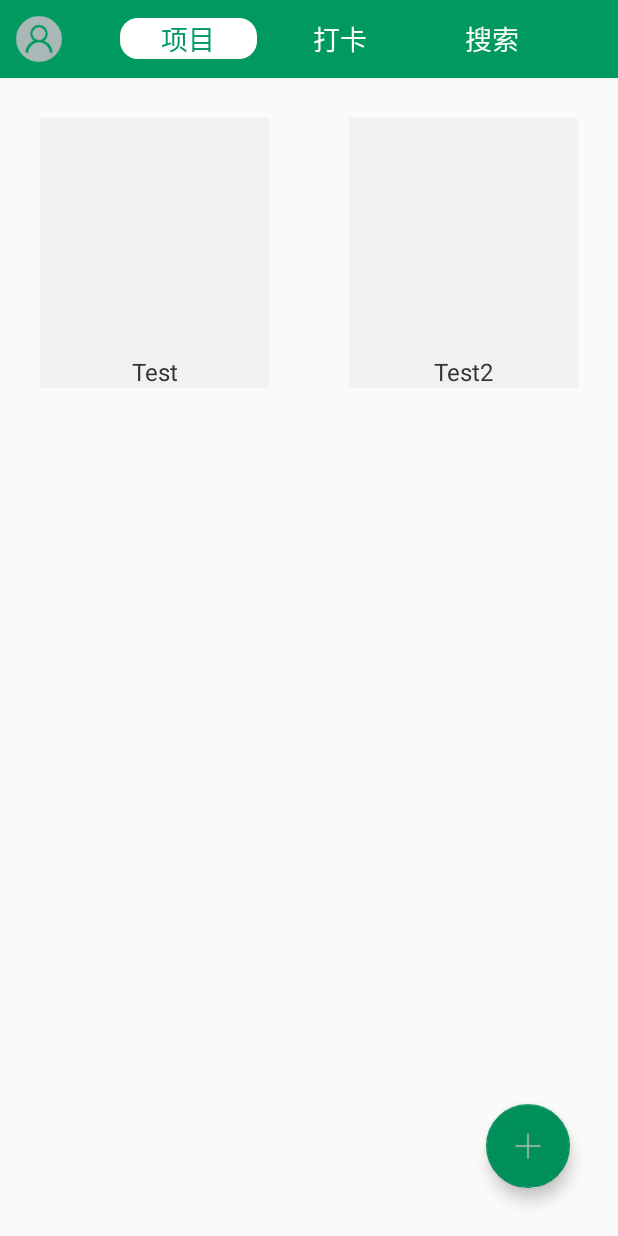
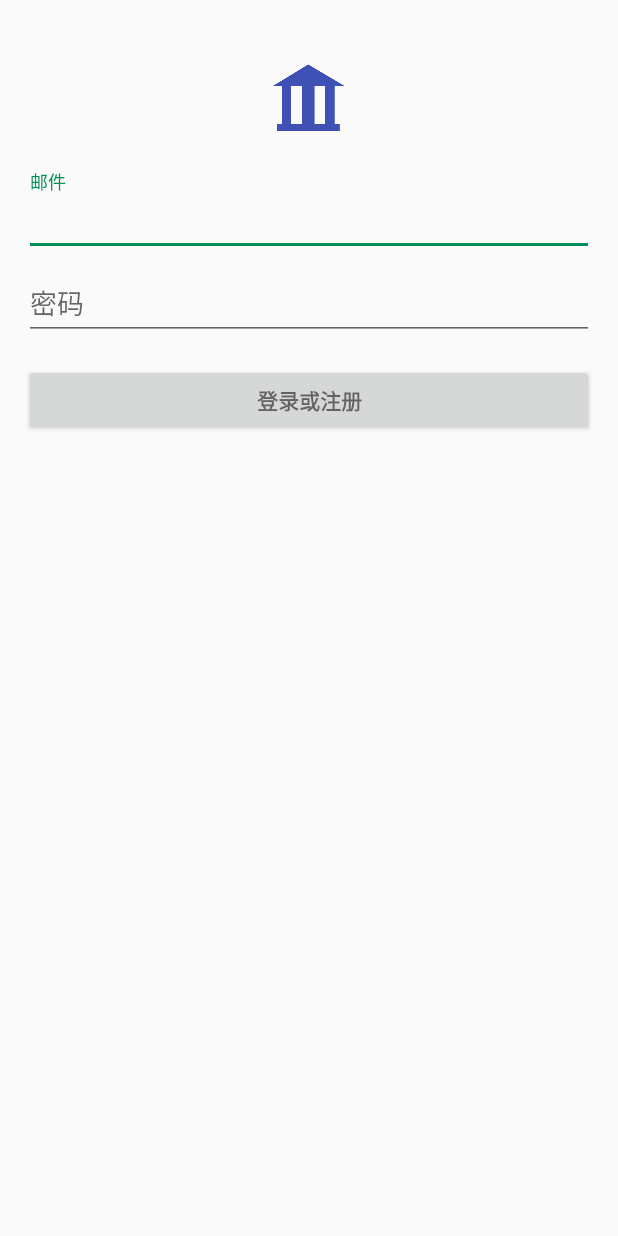
Before and after one commit to yunyujing/weLog, an Android app: the screen it shows after launch (MainActivity before the commit, LoginActivity after it), on a phone screen of 412 x 824 dp. Run offline under Robolectric (Android 15) with nearby library versions, the light colour scheme and no system bars; plain views replace SimpleDraweeView; 2 statements that could not run were skipped.

Commit message:
添加欢迎页和登录页

```diff
--- /dev/null
+++ b/app/src/main/java/com/zzia/graduation/welog/LoginActivity.java
@@ -0,0 +1,390 @@
+package com.zzia.graduation.welog;
+
+import android.animation.Animator;
+import android.animation.AnimatorListenerAdapter;
+import android.annotation.TargetApi;
+import android.app.LoaderManager.LoaderCallbacks;
+import android.content.ContentResolver;
+import android.content.CursorLoader;
+import android.content.Intent;
+import android.content.Loader;
+import android.content.pm.PackageManager;
+import android.database.Cursor;
+import android.net.Uri;
+import android.os.AsyncTask;
+import android.os.Build;
+import android.os.Build.VERSION;
+import android.os.Bundle;
+import android.provider.ContactsContract;
+import android.support.annotation.NonNull;
+import android.support.design.widget.Snackbar;
+import android.support.v7.app.AppCompatActivity;
+import android.text.TextUtils;
+import android.view.KeyEvent;
+import android.view.View;
+import android.view.View.OnClickListener;
+import android.view.inputmethod.EditorInfo;
+import android.widget.ArrayAdapter;
+import android.widget.AutoCompleteTextView;
+import android.widget.Button;
+import android.widget.EditText;
+import android.widget.TextView;
+
+import java.util.ArrayList;
+import java.util.List;
+
+import static android.Manifest.permission.READ_CONTACTS;
+
+/**
+ * 登录页面
+ * Author: yunyujing
+ * Date: 2016/04/25
+ */
+public class LoginActivity extends AppCompatActivity implements LoaderCallbacks<Cursor> {
+
+    /**
+     * Id to identity READ_CONTACTS permission request.
+     */
+    private static final int REQUEST_READ_CONTACTS = 0;
+
+    /**
+     * A dummy authentication store containing known user names and passwords.
+     * TODO: remove after connecting to a real authentication system.
+     */
+    private static final String[] DUMMY_CREDENTIALS = new String[]{
+            "foo@example.com:hello", "bar@example.com:world"
+    };
+    /**
+     * Keep track of the login task to ensure we can cancel it if requested.
+     */
+    private UserLoginTask mAuthTask = null;
+
+    // UI references.
+    private AutoCompleteTextView mEmailView;
+    private EditText mPasswordView;
+    private View mProgressView;
+    private View mLoginFormView;
+
+    @Override
+    protected void onCreate(Bundle savedInstanceState) {
+        super.onCreate(savedInstanceState);
+        setContentView(R.layout.activity_login);
+        // Set up the login form.
+        mEmailView = (AutoCompleteTextView) findViewById(R.id.email);
+        populateAutoComplete();
+
+        mPasswordView = (EditText) findViewById(R.id.password);
+        mPasswordView.setOnEditorActionListener(new TextView.OnEditorActionListener() {
+            @Override
+            public boolean onEditorAction(TextView textView, int id, KeyEvent keyEvent) {
+                if (id == R.id.login || id == EditorInfo.IME_NULL) {
+                    attemptLogin();
+                    return true;
+                }
+                return false;
+            }
+        });
+
+        Button mEmailSignInButton = (Button) findViewById(R.id.email_sign_in_button);
+        mEmailSignInButton.setOnClickListener(new OnClickListener() {
+            @Override
+            public void onClick(View view) {
+                //调试登录
+                startActivity(new Intent(getApplicationContext(),MainActivity.class));
+                finish();
+//                attemptLogin();
+            }
+        });
+
+        mLoginFormView = findViewById(R.id.login_form);
+        mProgressView = findViewById(R.id.login_progress);
+    }
+
+    private void populateAutoComplete() {
+        if (!mayRequestContacts()) {
+            return;
+        }
+
+        if (VERSION.SDK_INT >= 14) {
+            // Use ContactsContract.Profile (API 14+)
+            getLoaderManager().initLoader(0, null, this);
+        } else if (VERSION.SDK_INT >= 8) {
+            // Use AccountManager (API 8+)
+            new SetupEmailAutoCompleteTask().execute(null, null);
+        }
+    }
+
+    private boolean mayRequestContacts() {
+        if (VERSION.SDK_INT < Build.VERSION_CODES.M) {
+            return true;
+        }
+        if (checkSelfPermission(READ_CONTACTS) == PackageManager.PERMISSION_GRANTED) {
+            return true;
+        }
+        if (shouldShowRequestPermissionRationale(READ_CONTACTS)) {
+            Snackbar.make(mEmailView, R.string.permission_rationale, Snackbar.LENGTH_INDEFINITE)
+                    .setAction(android.R.string.ok, new OnClickListener() {
+                        @Override
+                        @TargetApi(Build.VERSION_CODES.M)
+                        public void onClick(View v) {
+                            requestPermissions(new String[]{READ_CONTACTS}, REQUEST_READ_CONTACTS);
+                        }
+                    });
+        } else {
+            requestPermissions(new String[]{READ_CONTACTS}, REQUEST_READ_CONTACTS);
+        }
+        return false;
+    }
+
+    /**
+     * Callback received when a permissions request has been completed.
+     */
+    @Override
+    public void onRequestPermissionsResult(int requestCode, @NonNull String[] permissions,
+                                           @NonNull int[] grantResults) {
+        if (requestCode == REQUEST_READ_CONTACTS) {
+            if (grantResults.length == 1 && grantResults[0] == PackageManager.PERMISSION_GRANTED) {
+                populateAutoComplete();
+            }
+        }
+    }
+
+
+    /**
+     * Attempts to sign in or register the account specified by the login form.
+     * If there are form errors (invalid email, missing fields, etc.), the
+     * errors are presented and no actual login attempt is made.
+     */
+    private void attemptLogin() {
+        if (mAuthTask != null) {
+            return;
+        }
+
+        // Reset errors.
+        mEmailView.setError(null);
+        mPasswordView.setError(null);
+
+        // Store values at the time of the login attempt.
+        String email = mEmailView.getText().toString();
+        String password = mPasswordView.getText().toString();
+
+        boolean cancel = false;
+        View focusView = null;
+
+        // Check for a valid password, if the user entered one.
+        if (!TextUtils.isEmpty(password) && !isPasswordValid(password)) {
+            mPasswordView.setError(getString(R.string.error_invalid_password));
+            focusView = mPasswordView;
+            cancel = true;
+        }
+
+        // Check for a valid email address.
+        if (TextUtils.isEmpty(email)) {
+            mEmailView.setError(getString(R.string.error_field_required));
+            focusView = mEmailView;
+            cancel = true;
+        } else if (!isEmailValid(email)) {
+            mEmailView.setError(getString(R.string.error_invalid_email));
+            focusView = mEmailView;
+            cancel = true;
+        }
+
+        if (cancel) {
+            // There was an error; don't attempt login and focus the first
+            // form field with an error.
+            focusView.requestFocus();
+        } else {
+            // Show a progress spinner, and kick off a background task to
+            // perform the user login attempt.
+            showProgress(true);
+            mAuthTask = new UserLoginTask(email, password);
+            mAuthTask.execute((Void) null);
+        }
+    }
+
+    private boolean isEmailValid(String email) {
+        //TODO: Replace this with your own logic
+        return email.contains("@");
+    }
+
+    private boolean isPasswordValid(String password) {
+        //TODO: Replace this with your own logic
+        return password.length() > 4;
+    }
+
+    /**
+     * Shows the progress UI and hides the login form.
+     */
+    @TargetApi(Build.VERSION_CODES.HONEYCOMB_MR2)
+    private void showProgress(final boolean show) {
+        // On Honeycomb MR2 we have the ViewPropertyAnimator APIs, which allow
+        // for very easy animations. If available, use these APIs to fade-in
+        // the progress spinner.
+        if (VERSION.SDK_INT >= Build.VERSION_CODES.HONEYCOMB_MR2) {
+            int shortAnimTime = getResources().getInteger(android.R.integer.config_shortAnimTime);
+
+            mLoginFormView.setVisibility(show ? View.GONE : View.VISIBLE);
+            mLoginFormView.animate().setDuration(shortAnimTime).alpha(
+                    show ? 0 : 1).setListener(new AnimatorListenerAdapter() {
+                @Override
+                public void onAnimationEnd(Animator animation) {
+                    mLoginFormView.setVisibility(show ? View.GONE : View.VISIBLE);
+                }
+            });
+
+            mProgressView.setVisibility(show ? View.VISIBLE : View.GONE);
+            mProgressView.animate().setDuration(shortAnimTime).alpha(
+                    show ? 1 : 0).setListener(new AnimatorListenerAdapter() {
+                @Override
+                public void onAnimationEnd(Animator animation) {
+                    mProgressView.setVisibility(show ? View.VISIBLE : View.GONE);
+                }
+            });
+        } else {
+            // The ViewPropertyAnimator APIs are not available, so simply show
+            // and hide the relevant UI components.
+            mProgressView.setVisibility(show ? View.VISIBLE : View.GONE);
+            mLoginFormView.setVisibility(show ? View.GONE : View.VISIBLE);
+        }
+    }
+
+    @Override
+    public Loader<Cursor> onCreateLoader(int i, Bundle bundle) {
+        return new CursorLoader(this,
+                // Retrieve data rows for the device user's 'profile' contact.
+                Uri.withAppendedPath(ContactsContract.Profile.CONTENT_URI,
+                        ContactsContract.Contacts.Data.CONTENT_DIRECTORY), ProfileQuery.PROJECTION,
+
+                // Select only email addresses.
+                ContactsContract.Contacts.Data.MIMETYPE +
+                        " = ?", new String[]{ContactsContract.CommonDataKinds.Email
+                .CONTENT_ITEM_TYPE},
+
+                // Show primary email addresses first. Note that there won't be
+                // a primary email address if the user hasn't specified one.
+                ContactsContract.Contacts.Data.IS_PRIMARY + " DESC");
+    }
+
+    @Override
+    public void onLoadFinished(Loader<Cursor> cursorLoader, Cursor cursor) {
+        List<String> emails = new ArrayList<>();
+        cursor.moveToFirst();
+        while (!cursor.isAfterLast()) {
+            emails.add(cursor.getString(ProfileQuery.ADDRESS));
+            cursor.moveToNext();
+        }
+
+        addEmailsToAutoComplete(emails);
+    }
+
+    @Override
+    public void onLoaderReset(Loader<Cursor> cursorLoader) {
+
+    }
+
+    private void addEmailsToAutoComplete(List<String> emailAddressCollection) {
+        //Create adapter to tell the AutoCompleteTextView what to show in its dropdown list.
+        ArrayAdapter<String> adapter =
+                new ArrayAdapter<>(LoginActivity.this,
+                        android.R.layout.simple_dropdown_item_1line, emailAddressCollection);
+
+        mEmailView.setAdapter(adapter);
+    }
+
+    private interface ProfileQuery {
+        String[] PROJECTION = {
+                ContactsContract.CommonDataKinds.Email.ADDRESS,
+                ContactsContract.CommonDataKinds.Email.IS_PRIMARY,
+        };
+
+        int ADDRESS = 0;
+        int IS_PRIMARY = 1;
+    }
+
+    /**
+     * Use an AsyncTask to fetch the user's email addresses on a background thread, and update
+     * the email text field with results on the main UI thread.
+     */
+    class SetupEmailAutoCompleteTask extends AsyncTask<Void, Void, List<String>> {
+
+        @Override
+        protected List<String> doInBackground(Void... voids) {
+            ArrayList<String> emailAddressCollection = new ArrayList<>();
+
+            // Get all emails from the user's contacts and copy them to a list.
+            ContentResolver cr = getContentResolver();
+            Cursor emailCur = cr.query(ContactsContract.CommonDataKinds.Email.CONTENT_URI, null,
+                    null, null, null);
+            while (emailCur.moveToNext()) {
+                String email = emailCur.getString(emailCur.getColumnIndex(ContactsContract
+                        .CommonDataKinds.Email.DATA));
+                emailAddressCollection.add(email);
+            }
+            emailCur.close();
+
+            return emailAddressCollection;
+        }
+
+        @Override
+        protected void onPostExecute(List<String> emailAddressCollection) {
+            addEmailsToAutoComplete(emailAddressCollection);
+        }
+    }
+
+    /**
+     * Represents an asynchronous login/registration task used to authenticate
+     * the user.
+     */
+    public class UserLoginTask extends AsyncTask<Void, Void, Boolean> {
+
+        private final String mEmail;
+        private final String mPassword;
+
+        UserLoginTask(String email, String password) {
+            mEmail = email;
+            mPassword = password;
+        }
+
+        @Override
+        protected Boolean doInBackground(Void... params) {
+            // TODO: attempt authentication against a network service.
+
+            try {
+                // Simulate network access.
+                Thread.sleep(2000);
+            } catch (InterruptedException e) {
+                return false;
+            }
+
+            for (String credential : DUMMY_CREDENTIALS) {
+                String[] pieces = credential.split(":");
+                if (pieces[0].equals(mEmail)) {
+                    // Account exists, return true if the password matches.
+                    return pieces[1].equals(mPassword);
+                }
+            }
+
+            // TODO: register the new account here.
+            return true;
+        }
+
+        @Override
+        protected void onPostExecute(final Boolean success) {
+            mAuthTask = null;
+            showProgress(false);
+
+            if (success) {
+                finish();
+            } else {
+                mPasswordView.setError(getString(R.string.error_incorrect_password));
+                mPasswordView.requestFocus();
+            }
+        }
+
+        @Override
+        protected void onCancelled() {
+            mAuthTask = null;
+            showProgress(false);
+        }
+    }
+}
--- /dev/null
+++ b/app/src/main/java/com/zzia/graduation/welog/WelcomeActivity.java
@@ -0,0 +1,60 @@
+package com.zzia.graduation.welog;
+
+import android.content.Intent;
+import android.os.Bundle;
+import android.os.Handler;
+import android.support.v7.app.AppCompatActivity;
+import android.view.Window;
+import android.view.WindowManager;
+import android.view.animation.Animation;
+import android.view.animation.AnimationUtils;
+import android.widget.ImageView;
+
+
+/**
+ * 启动页
+ * Created by yunyujing on 4/25/16.
+ */
+public class WelcomeActivity extends AppCompatActivity {
+
+    private ImageView welcomeView;
+    private Handler handler=new Handler();
+    @Override
+    public void onCreate(Bundle savedInstanceState) {
+        super.onCreate(savedInstanceState);
+        requestWindowFeature(Window.FEATURE_NO_TITLE);  //无title
+        getWindow().setFlags(WindowManager.LayoutParams.FLAG_FULLSCREEN,
+                WindowManager.LayoutParams.FLAG_FULLSCREEN);  //fullScreen
+        setContentView(R.layout.activity_welcome);
+        initAnimation();
+
+    }
+
+    /**
+     * 延迟跳转
+     */
+    private void initAnimation() {
+        welcomeView= (ImageView) findViewById(R.id.welcome_image);
+        handler.postDelayed(new Runnable() {
+
+            @Override
+            public void run() {
+                Animation animation= AnimationUtils.loadAnimation(WelcomeActivity.this,R.anim.welcome_alpha);
+                welcomeView.setAnimation(animation);
+                startActivity(new Intent(WelcomeActivity.this,LoginActivity.class));
+                finish();
+
+            }
+        }, 3000L);
+    }
+
+
+    @Override
+    protected void onDestroy() {
+        super.onDestroy();
+        if(handler!=null){
+            handler.removeCallbacksAndMessages(null);
+        }
+    }
+
+}
--- /dev/null
+++ b/app/src/main/res/layout/activity_login.xml
@@ -0,0 +1,83 @@
+<LinearLayout xmlns:android="http://schemas.android.com/apk/res/android"
+    xmlns:tools="http://schemas.android.com/tools"
+    android:layout_width="match_parent"
+    android:layout_height="match_parent"
+    android:gravity="center_horizontal"
+    android:orientation="vertical"
+    android:paddingBottom="@dimen/activity_vertical_margin"
+    android:paddingLeft="@dimen/activity_horizontal_margin"
+    android:paddingRight="@dimen/activity_horizontal_margin"
+    android:paddingTop="@dimen/activity_vertical_margin"
+    tools:context="com.zzia.graduation.welog.LoginActivity">
+
+    <!-- Login progress -->
+    <ProgressBar
+        android:id="@+id/login_progress"
+        style="?android:attr/progressBarStyleLarge"
+        android:layout_width="wrap_content"
+        android:layout_height="wrap_content"
+        android:layout_marginBottom="8dp"
+        android:visibility="gone" />
+
+    <ScrollView
+        android:id="@+id/login_form"
+        android:layout_width="match_parent"
+        android:layout_height="match_parent">
+
+        <LinearLayout
+            android:id="@+id/email_login_form"
+            android:layout_width="match_parent"
+            android:layout_height="wrap_content"
+            android:orientation="vertical">
+            <ImageView
+                android:layout_width="wrap_content"
+                android:layout_height="wrap_content"
+                android:layout_margin="@dimen/space_twenty_five"
+                android:layout_gravity="center"
+                android:src="@mipmap/iconfont"/>
+
+            <android.support.design.widget.TextInputLayout
+                android:layout_width="match_parent"
+                android:layout_height="wrap_content">
+
+                <AutoCompleteTextView
+                    android:id="@+id/email"
+                    android:layout_width="match_parent"
+                    android:layout_height="wrap_content"
+                    android:hint="@string/prompt_email"
+                    android:inputType="textEmailAddress"
+                    android:maxLines="1"
+                    android:singleLine="true" />
+
+            </android.support.design.widget.TextInputLayout>
+
+            <android.support.design.widget.TextInputLayout
+                android:layout_width="match_parent"
+                android:layout_height="wrap_content">
+
+                <EditText
+                    android:id="@+id/password"
+                    android:layout_width="match_parent"
+                    android:layout_height="wrap_content"
+                    android:hint="@string/prompt_password"
+                    android:imeActionId="@+id/login"
+                    android:imeActionLabel="@string/action_sign_in_short"
+                    android:imeOptions="actionUnspecified"
+                    android:inputType="textPassword"
+                    android:maxLines="1"
+                    android:singleLine="true" />
+
+            </android.support.design.widget.TextInputLayout>
+
+            <Button
+                android:id="@+id/email_sign_in_button"
+                style="?android:textAppearanceSmall"
+                android:layout_width="match_parent"
+                android:layout_height="wrap_content"
+                android:layout_marginTop="16dp"
+                android:text="@string/action_sign_in"
+                android:textStyle="bold" />
+
+        </LinearLayout>
+    </ScrollView>
+</LinearLayout>
--- a/app/src/main/res/layout/detail_project_layout.xml
+++ b/app/src/main/res/layout/detail_project_layout.xml
@@ -8,7 +8,7 @@
     <android.support.design.widget.AppBarLayout
         android:id="@+id/detail_project_layout_appbar_layout"
         android:layout_width="match_parent"
-        android:layout_height="@dimen/drawer_height"
+        android:layout_height="@dimen/appbar_height"
         android:fitsSystemWindows="true"
         android:theme="@style/AppTheme.AppBarOverlay">
 
@@ -42,7 +42,7 @@
                     android:ellipsize="end"
                     android:lines="1"
                     android:text="毕业生为毕业设计准备的答辩文档项目简介"
-                    android:textColor="@color/text_666"
+                    android:textColor="@color/white"
                     android:textSize="@dimen/text_middle" />
 
                 <TextView
@@ -51,7 +51,7 @@
                     android:layout_height="wrap_content"
                     android:layout_gravity="center"
                     android:text="10个成员"
-                    android:textColor="@color/dark_text_gray"
+                    android:textColor="@color/white"
                     android:textSize="@dimen/text_middle" />
             </LinearLayout>
 
--- a/app/src/main/res/layout/detail_task_layout.xml
+++ b/app/src/main/res/layout/detail_task_layout.xml
@@ -3,7 +3,8 @@
     xmlns:app="http://schemas.android.com/apk/res-auto"
     android:layout_width="match_parent"
     android:layout_height="match_parent"
-    android:orientation="vertical">
+    android:orientation="vertical"
+    android:fitsSystemWindows="true">
 
     <com.zzia.graduation.views.MyActionBar
         android:id="@+id/detail_task_layout_actionbar"
--- a/app/src/main/res/values/dimens.xml
+++ b/app/src/main/res/values/dimens.xml
@@ -9,6 +9,7 @@
     <dimen name="homepage_above_view_bottom">112dp</dimen>
     <dimen name="actionbar_height">52dp</dimen>
     <dimen name="drawer_height">160dp</dimen>
+    <dimen name="appbar_height">200dp</dimen>
 
     <!--常用的间距-->
     <dimen name="space_one">1dp</dimen>
--- a/app/src/main/res/values/strings.xml
+++ b/app/src/main/res/values/strings.xml
@@ -1,5 +1,17 @@
 <resources>
     <string name="app_name">weLog</string>
+    <!--登录提示 -->
+    <string name="prompt_email">邮件</string>
+    <string name="prompt_password">密码</string>
+    <string name="action_sign_in">登录或注册</string>
+    <string name="action_sign_in_short">直接登录</string>
+    <string name="error_invalid_email">邮件无效</string>
+    <string name="error_invalid_password">密码太短</string>
+    <string name="error_incorrect_password">密码错误</string>
+    <string name="error_field_required">该项不能为空</string>
+    <string name="permission_rationale">"Contacts permissions are needed for providing email
+        completions."
+    </string>
     <!--搜索默认提示-->
     <string name="search_hint">请输入搜索内容</string>
     <!--tipsLayout的提示语-->
```
Also changed, not shown: app/build.gradle (+4 -3 lines), app/src/main/AndroidManifest.xml (+12 -3 lines), app/src/main/res/anim/welcome_alpha.xml (added, +25 -0 lines), app/src/main/res/layout/activity_welcome.xml (added, +13 -0 lines), app/src/main/res/mipmap-xhdpi/login_icon.png (added), app/src/main/res/mipmap-xhdpi/project_guanli.jpg (deleted), app/src/main/res/mipmap-xhdpi/project_huodong.jpg (deleted), app/src/main/res/mipmap-xhdpi/project_renshi.jpg (deleted), app/src/main/res/mipmap-xhdpi/project_sheji.jpg (deleted), app/src/main/res/mipmap-xhdpi/project_yanfa.png, app/src/main/res/mipmap-xhdpi/welcome_icon.png (added), 1 other file.
